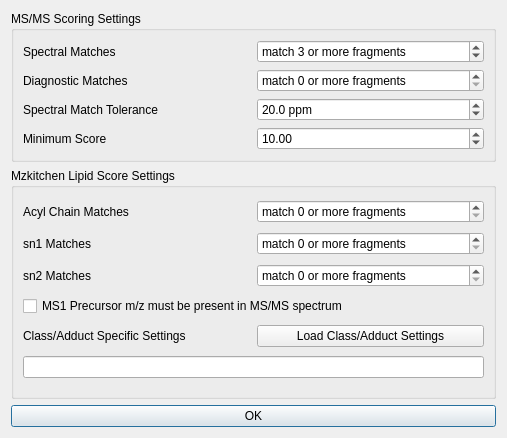
Before: the Qt Designer form src/maven/forms/msmsscoringsettings.ui in eugenemel/maven, drawn with Qt 5.
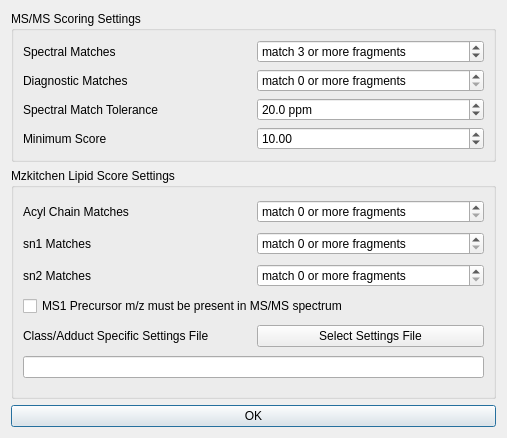
After: the same form once the commit is applied.

Commit message: Issue 606: Hook up file chooser to dialog box.

```diff
--- a/src/maven/forms/msmsscoringsettings.ui
+++ b/src/maven/forms/msmsscoringsettings.ui
@@ -152,7 +152,7 @@
       <item row="5" column="1">
        <widget class="QPushButton" name="btnLoadClassAdduct">
         <property name="text">
-         <string>Load Class/Adduct Settings</string>
+         <string>Select Settings File</string>
         </property>
        </widget>
       </item>
@@ -183,7 +183,7 @@
       <item row="5" column="0">
        <widget class="QLabel" name="lblClassAdduct">
         <property name="text">
-         <string>Class/Adduct Specific Settings</string>
+         <string>Class/Adduct Specific Settings File</string>
         </property>
        </widget>
       </item>
```
Left out of the diff: 2 changed lines with no effect on the pictures. The commit also changes 3 other files.
